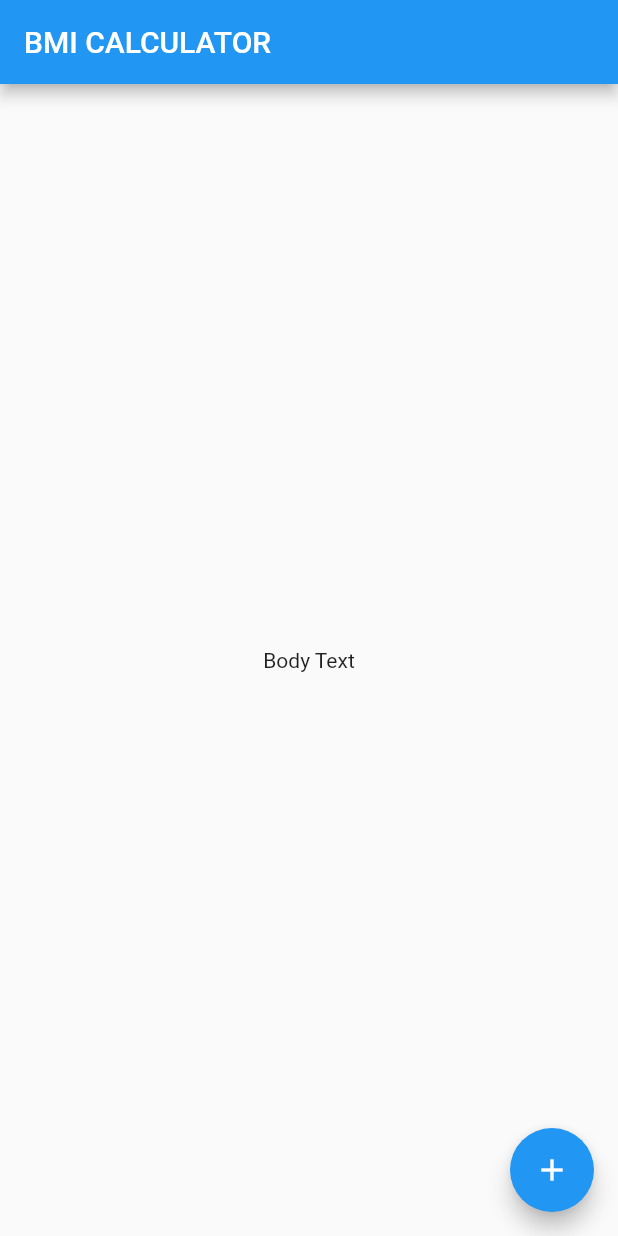
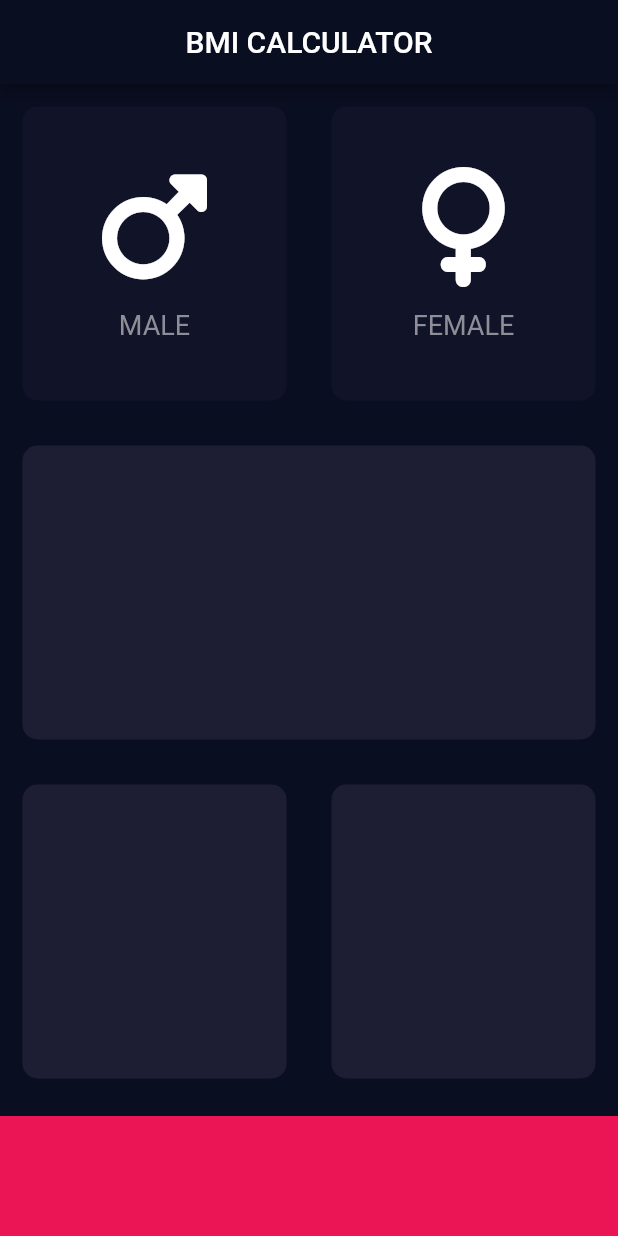
Before and after one commit to gregng14/bmi_calculator_flutter, a Flutter app: the screen it shows after launch, on a phone screen of 412 x 824 dp. Run offline on Flutter 3.47's test engine with Material 2 defaults, Android fonts, the phone set to English and light mode, and no system bars; our stand-ins replace font_awesome_flutter.

Commit message:
Added Gender Buttons

```diff
--- /dev/null
+++ b/lib/icon_content.dart
@@ -0,0 +1,33 @@
+import 'package:flutter/material.dart';
+
+const labelTextStyle = TextStyle(
+  fontSize: 18.0,
+  color: Color(0xFF8D8E98),
+);
+
+class IconContent extends StatelessWidget {
+  const IconContent({required this.icon, required this.label});
+
+  final IconData icon;
+  final String label;
+
+  @override
+  Widget build(BuildContext context) {
+    return Column(
+      mainAxisAlignment: MainAxisAlignment.center,
+      children: [
+        Icon(
+          icon,
+          size: 80.0,
+        ),
+        SizedBox(
+          height: 15.0,
+        ),
+        Text(
+          label,
+          style: labelTextStyle,
+        ),
+      ],
+    );
+  }
+}
--- /dev/null
+++ b/lib/input_page.dart
@@ -0,0 +1,110 @@
+import 'package:flutter/material.dart';
+import 'package:font_awesome_flutter/font_awesome_flutter.dart';
+import 'package:bmi_calculator_flutter/icon_content.dart';
+import 'package:bmi_calculator_flutter/reusable_card.dart';
+
+const bottomContainerHeight = 80.0;
+const activeCardColor = Color(0xFF1D1E33);
+const inactiveCardColor = Color(0xFF111328);
+const bottomContainerColor = Color(0xFFEB1555);
+enum Gender {male, female}
+
+class InputPage extends StatefulWidget {
+  @override
+  _InputPageState createState() => _InputPageState();
+}
+
+class _InputPageState extends State<InputPage> {
+
+  Color maleCardColor = inactiveCardColor;
+  Color femaleCardColor = inactiveCardColor;
+
+  //1 = male, 2 = female
+  void updateColor(Gender gender) {
+    setState(() {
+      //male card pressed
+      if (gender == Gender.male) {
+        if (maleCardColor == inactiveCardColor) {
+          maleCardColor = activeCardColor;
+          femaleCardColor = inactiveCardColor;
+        }
+      } else {
+        if (femaleCardColor == inactiveCardColor) {
+          femaleCardColor = activeCardColor;
+          maleCardColor = inactiveCardColor;
+        }
+      }
+    });
+  }
+
+  @override
+  Widget build(BuildContext context) {
+    return Scaffold(
+      appBar: AppBar(
+        centerTitle: true,
+        title: Text('BMI CALCULATOR'),
+      ),
+      body: Column(
+        children: [
+          Expanded(
+            child: Row(
+              children: [
+                Expanded(
+                  child: GestureDetector(
+                    onTap: () => updateColor(Gender.male),
+                    child: ReusableCard(
+                      cardChild: IconContent(
+                        icon: FontAwesomeIcons.mars,
+                        label: 'MALE',
+                      ),
+                      color: maleCardColor,
+                    ),
+                  ),
+                ),
+                Expanded(
+                  child: GestureDetector(
+                    onTap: () => updateColor(Gender.female),
+                    child: ReusableCard(
+                      cardChild: IconContent(
+                        icon: FontAwesomeIcons.venus,
+                        label: 'FEMALE',
+                      ),
+                      color: femaleCardColor,
+                    ),
+                  ),
+                ),
+              ],
+            ),
+          ),
+          Expanded(
+            child: ReusableCard(
+              color: activeCardColor,
+            ),
+          ),
+          Expanded(
+            child: Row(
+              children: [
+                Expanded(
+                  child: ReusableCard(
+                    color: activeCardColor,
+                  ),
+                ),
+                Expanded(
+                  child: ReusableCard(
+                    color: activeCardColor,
+                  ),
+                ),
+              ],
+            ),
+          ),
+          Container(
+            color: bottomContainerColor,
+            margin: EdgeInsets.only(top: 10),
+            width: double.infinity,
+            height: bottomContainerHeight,
+          ),
+        ],
+      ),
+    );
+  }
+}
--- a/lib/main.dart
+++ b/lib/main.dart
@@ -1,4 +1,5 @@
 import 'package:flutter/material.dart';
+import 'package:bmi_calculator_flutter/input_page.dart';
 
 void main() {
   runApp(BMICalculator());
@@ -8,29 +9,13 @@ class BMICalculator extends StatelessWidget {
   @override
   Widget build(BuildContext context) {
     return MaterialApp(
+      theme: ThemeData.dark().copyWith(
+        colorScheme: ColorScheme.fromSwatch().copyWith(
+          primary: Color(0xFF0A0E21),
+        ),
+        scaffoldBackgroundColor: Color(0xFF0A0E21),
+      ),
       home: InputPage(),
     );
   }
 }
-
-class InputPage extends StatefulWidget {
-  @override
-  _InputPageState createState() => _InputPageState();
-}
-
-class _InputPageState extends State<InputPage> {
- @override
-  Widget build(BuildContext context) {
-    return Scaffold(
-      appBar: AppBar(
-        title: Text('BMI CALCULATOR'),
-      ),
-      body: Center(
-        child: Text('Body Text'),
-      ),
-      floatingActionButton: FloatingActionButton(
-        child: Icon(Icons.add),
-      ),
-    );
-  }
-}
--- /dev/null
+++ b/lib/reusable_card.dart
@@ -0,0 +1,20 @@
+import 'package:flutter/material.dart';
+
+class ReusableCard extends StatelessWidget {
+  ReusableCard({required this.color, this.cardChild});
+
+  final Color color;
+  final Widget? cardChild;
+
+  @override
+  Widget build(BuildContext context) {
+    return Container(
+      child: cardChild,
+      margin: EdgeInsets.all(15),
+      decoration: BoxDecoration(
+        color: color,
+        borderRadius: BorderRadius.circular(10),
+      ),
+    );
+  }
+}
--- a/pubspec.yaml
+++ b/pubspec.yaml
@@ -12,6 +12,7 @@ dependencies:
   flutter:
     sdk: flutter
   cupertino_icons: ^1.0.2
+  font_awesome_flutter: ^10.0.0
 
 dev_dependencies:
   flutter_test:
```
Also changed, not shown: pubspec.lock, 1 other file.
